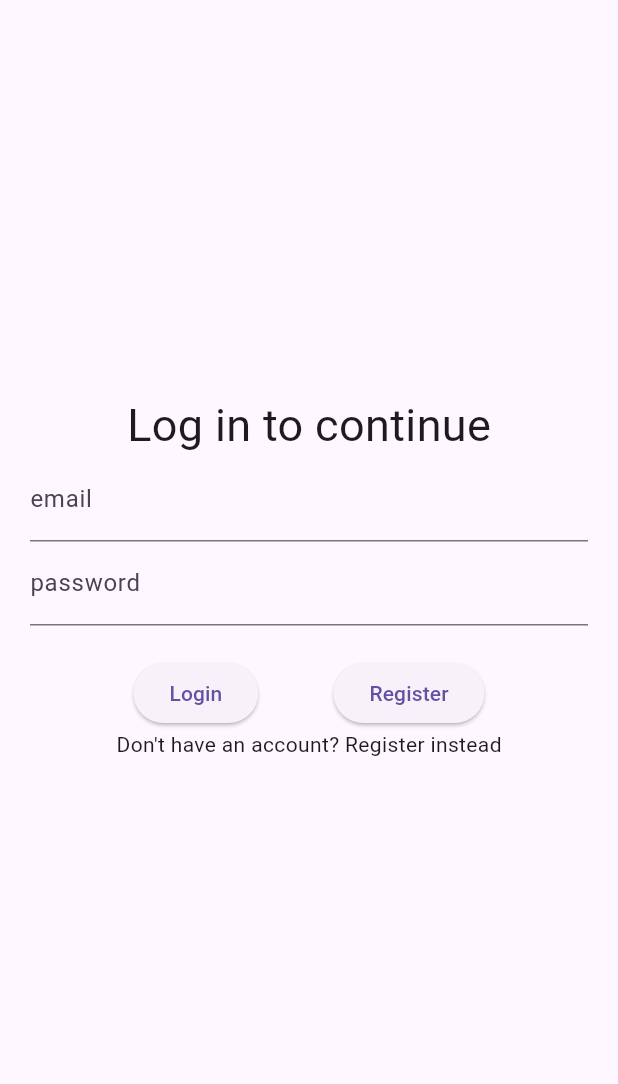
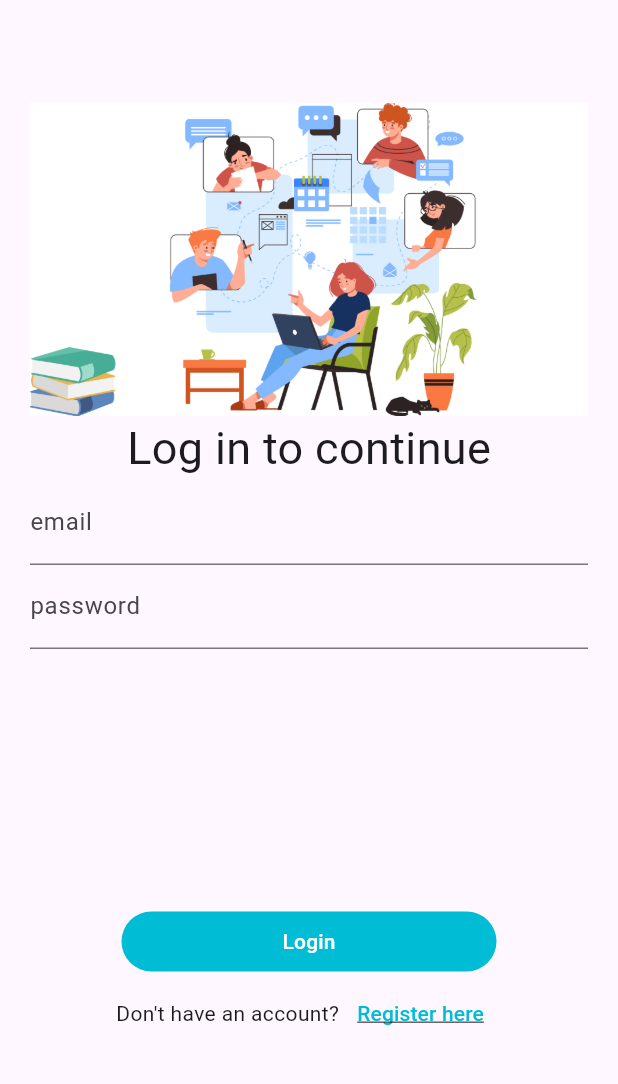
Before and after one commit to chanjunlin/brainSync, a Flutter app: the screen it shows after launch, on a phone screen of 412 x 824 dp, the part 84-1168 px from its top. Run offline on Flutter 3.47's test engine with Material 3 defaults, Android fonts, the phone set to English and light mode, and no system bars; our stand-ins replace firebase_auth, firebase_core; accounts and stored records are empty.

Commit message:
loginpagev1

```diff
--- a/lib/pages/login_register.dart
+++ b/lib/pages/login_register.dart
@@ -61,21 +61,33 @@ class _LoginPageState extends State<LoginPage> {
   }
 
   Widget _submitButton() {
-    return ElevatedButton(
+    return SizedBox(
+      width: 250,
+      child: FilledButton(
+        style: FilledButton.styleFrom(
+          backgroundColor: Colors.cyan,
+          foregroundColor: Colors.white,
+        ),
         onPressed:
           isLogin ? signInWithEmailAndPassword : createUserWithEmailAndPassword,
         child: Text(isLogin ? 'Login' : 'Register'),
+    ),
     );
   }
 
   Widget _loginOrRegisterButton() {
-    return ElevatedButton(
+    return TextButton(
       onPressed: () {
         setState(() {
           isLogin = !isLogin;
         });
       },
-      child: Text(isLogin ? 'Register' : 'Login'),
+      child: Text(isLogin ? 'Register here' : 'Login',
+      style: const TextStyle(
+        decoration: TextDecoration.underline,
+        color: Colors.cyan,
+      ),
+      ),
     );
   }
 
@@ -91,29 +103,31 @@ class _LoginPageState extends State<LoginPage> {
         centerTitle: true,
       ),
       body: Container(
+        width: double.infinity,
         height: double.infinity,
-        width: double.infinity,
         padding: const EdgeInsets.all(20),
         child: Column(
           crossAxisAlignment: CrossAxisAlignment.center,
           mainAxisAlignment: MainAxisAlignment.center,
           children: <Widget> [
+              Image.asset("assets/img/study.png", alignment: Alignment.topCenter,),
+
             const Text("Log in to continue", style: TextStyle(
               fontSize: 30,
             ),),
             _entryField('email', _controllerEmail),
             _entryField('password', _controllerPassword),
             _errorMessage(),
+            const SizedBox(height: 150,),
+            _submitButton(),
             Row(
-            crossAxisAlignment: CrossAxisAlignment.center,
-            mainAxisAlignment: MainAxisAlignment.center,
-            children: [
-              _submitButton(),
-              const SizedBox(width: 50,),
+              crossAxisAlignment: CrossAxisAlignment.center,
+              mainAxisAlignment: MainAxisAlignment.center,
+              children: [
+              const Text("Don't have an account?"),
               _loginOrRegisterButton(),
-            ],
+              ],
             ),
-            const Text("Don't have an account? Register instead"),
           ],
         ),
       ),
--- a/pubspec.yaml
+++ b/pubspec.yaml
@@ -61,9 +61,9 @@ flutter:
   uses-material-design: true
 
   # To add assets to your application, add an assets section, like this:
-  # assets:
-  #   - images/a_dot_burr.jpeg
-  #   - images/a_dot_ham.jpeg
+  assets:
+   - assets/img/study.png
+
 
   # An image asset can refer to one or more resolution-specific "variants", see
   # https://flutter.dev/assets-and-images/#resolution-aware
```
